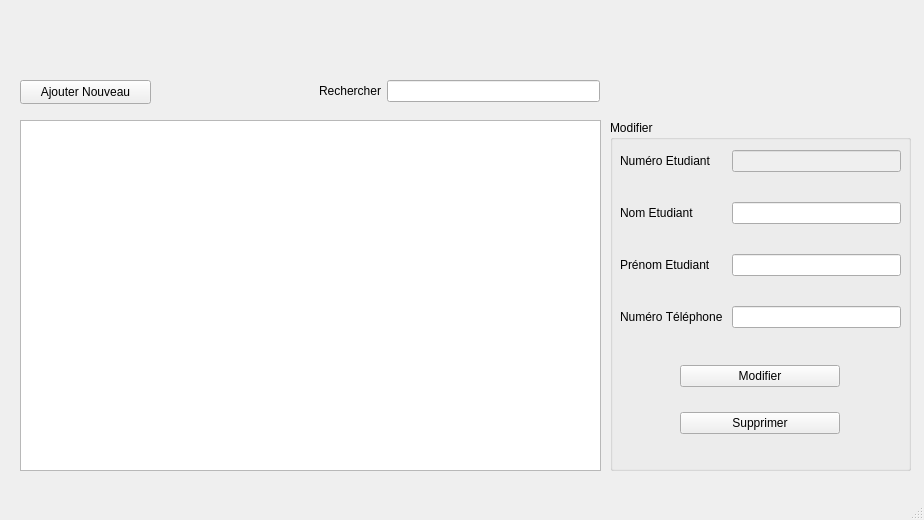
Qt form mainwindow.ui (Frankral/ProjetFinL1) before a commit.
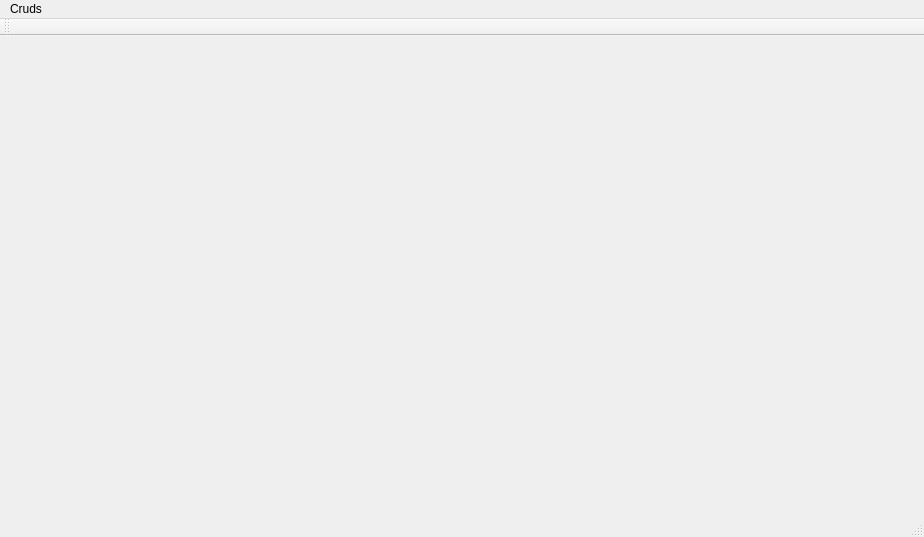
The same form after that commit. Custom widgets are drawn as their Qt base class.

Commit message: Ajout systeme de navigation

Patch:
```diff
--- a/mainwindow.ui
+++ b/mainwindow.ui
@@ -7,7 +7,7 @@
     <x>0</x>
     <y>0</y>
     <width>924</width>
-    <height>520</height>
+    <height>537</height>
    </rect>
   </property>
   <property name="windowTitle">
@@ -16,172 +16,7 @@
   <property name="styleSheet">
    <string notr="true"/>
   </property>
-  <widget class="QWidget" name="centralwidget">
-   <widget class="QTableView" name="tableEtudiant">
-    <property name="geometry">
-     <rect>
-      <x>20</x>
-      <y>120</y>
-      <width>581</width>
-      <height>351</height>
-     </rect>
-    </property>
-    <property name="styleSheet">
-     <string notr="true"/>
-    </property>
-    <property name="selectionMode">
-     <enum>QAbstractItemView::SingleSelection</enum>
-    </property>
-    <property name="selectionBehavior">
-     <enum>QAbstractItemView::SelectRows</enum>
-    </property>
-    <property name="sortingEnabled">
-     <bool>true</bool>
-    </property>
-    <attribute name="verticalHeaderVisible">
-     <bool>false</bool>
-    </attribute>
-   </widget>
-   <widget class="QGroupBox" name="modifierBox">
-    <property name="enabled">
-     <bool>true</bool>
-    </property>
-    <property name="geometry">
-     <rect>
-      <x>610</x>
-      <y>120</y>
-      <width>301</width>
-      <height>351</height>
-     </rect>
-    </property>
-    <property name="title">
-     <string>Modifier</string>
-    </property>
-    <widget class="QWidget" name="formLayoutWidget">
-     <property name="geometry">
-      <rect>
-       <x>10</x>
-       <y>30</y>
-       <width>281</width>
-       <height>188</height>
-      </rect>
-     </property>
-     <layout class="QFormLayout" name="formLayout">
-      <property name="verticalSpacing">
-       <number>30</number>
-      </property>
-      <item row="1" column="0">
-       <widget class="QLabel" name="label">
-        <property name="text">
-         <string>Nom Etudiant</string>
-        </property>
-       </widget>
-      </item>
-      <item row="1" column="1">
-       <widget class="QLineEdit" name="InputNom"/>
-      </item>
-      <item row="2" column="0">
-       <widget class="QLabel" name="label_3">
-        <property name="text">
-         <string>Prénom Etudiant</string>
-        </property>
-       </widget>
-      </item>
-      <item row="2" column="1">
-       <widget class="QLineEdit" name="InputPrenom"/>
-      </item>
-      <item row="3" column="0">
-       <widget class="QLabel" name="label_2">
-        <property name="text">
-         <string>Numéro Téléphone </string>
-        </property>
-       </widget>
-      </item>
-      <item row="3" column="1">
-       <widget class="CustomLineEdit" name="InputNumTel"/>
-      </item>
-      <item row="0" column="0">
-       <widget class="QLabel" name="label_4">
-        <property name="text">
-         <string>Numéro Etudiant</string>
-        </property>
-       </widget>
-      </item>
-      <item row="0" column="1">
-       <widget class="QLineEdit" name="numEtudiant">
-        <property name="enabled">
-         <bool>false</bool>
-        </property>
-       </widget>
-      </item>
-     </layout>
-    </widget>
-    <widget class="QWidget" name="verticalLayoutWidget">
-     <property name="geometry">
-      <rect>
-       <x>70</x>
-       <y>230</y>
-       <width>160</width>
-       <height>101</height>
-      </rect>
-     </property>
-     <layout class="QVBoxLayout" name="verticalLayout">
-      <property name="spacing">
-       <number>10</number>
-      </property>
-      <item>
-       <widget class="QPushButton" name="modifierButton">
-        <property name="text">
-         <string>Modifier</string>
-        </property>
-       </widget>
-      </item>
-      <item>
-       <widget class="QPushButton" name="supprimerButton">
-        <property name="text">
-         <string>Supprimer</string>
-        </property>
-       </widget>
-      </item>
-     </layout>
-    </widget>
-   </widget>
-   <widget class="QPushButton" name="ajoutButton">
-    <property name="geometry">
-     <rect>
-      <x>20</x>
-      <y>80</y>
-      <width>131</width>
-      <height>24</height>
-     </rect>
-    </property>
-    <property name="text">
-     <string>Ajouter Nouveau</string>
-    </property>
-   </widget>
-   <widget class="QWidget" name="formLayoutWidget_2">
-    <property name="geometry">
-     <rect>
-      <x>319</x>
-      <y>80</y>
-      <width>281</width>
-      <height>31</height>
-     </rect>
-    </property>
-    <layout class="QFormLayout" name="formLayout_2">
-     <item row="0" column="0">
-      <widget class="QLabel" name="label_5">
-       <property name="text">
-        <string>Rechercher</string>
-       </property>
-      </widget>
-     </item>
-     <item row="0" column="1">
-      <widget class="QLineEdit" name="searchInput"/>
-     </item>
-    </layout>
-   </widget>
-  </widget>
+  <widget class="QWidget" name="centralwidget"/>
   <widget class="QMenuBar" name="menubar">
    <property name="geometry">
     <rect>
@@ -191,16 +26,56 @@
      <height>21</height>
     </rect>
    </property>
+   <widget class="QMenu" name="menuCruds">
+    <property name="title">
+     <string>Cruds</string>
+    </property>
+    <addaction name="actionBatiment"/>
+    <addaction name="actionCalendrier"/>
+    <addaction name="actionChambre"/>
+    <addaction name="actionEtudiant"/>
+    <addaction name="actionLouer"/>
+   </widget>
+   <addaction name="menuCruds"/>
   </widget>
   <widget class="QStatusBar" name="statusbar"/>
+  <widget class="QToolBar" name="toolBar">
+   <property name="windowTitle">
+    <string>toolBar</string>
+   </property>
+   <attribute name="toolBarArea">
+    <enum>TopToolBarArea</enum>
+   </attribute>
+   <attribute name="toolBarBreak">
+    <bool>false</bool>
+   </attribute>
+  </widget>
+  <action name="actionBatiment">
+   <property name="text">
+    <string>Batiment</string>
+   </property>
+  </action>
+  <action name="actionCalendrier">
+   <property name="text">
+    <string>Calendrier</string>
+   </property>
+  </action>
+  <action name="actionChambre">
+   <property name="text">
+    <string>Chambre</string>
+   </property>
+  </action>
+  <action name="actionEtudiant">
+   <property name="text">
+    <string>Etudiant</string>
+   </property>
+  </action>
+  <action name="actionLouer">
+   <property name="text">
+    <string>Louer</string>
+   </property>
+  </action>
  </widget>
- <customwidgets>
-  <customwidget>
-   <class>CustomLineEdit</class>
-   <extends>QLineEdit</extends>
-   <header location="global">customLineEdit.h</header>
-  </customwidget>
- </customwidgets>
  <resources/>
  <connections/>
 </ui>
```
The commit also changes 23 other files.
